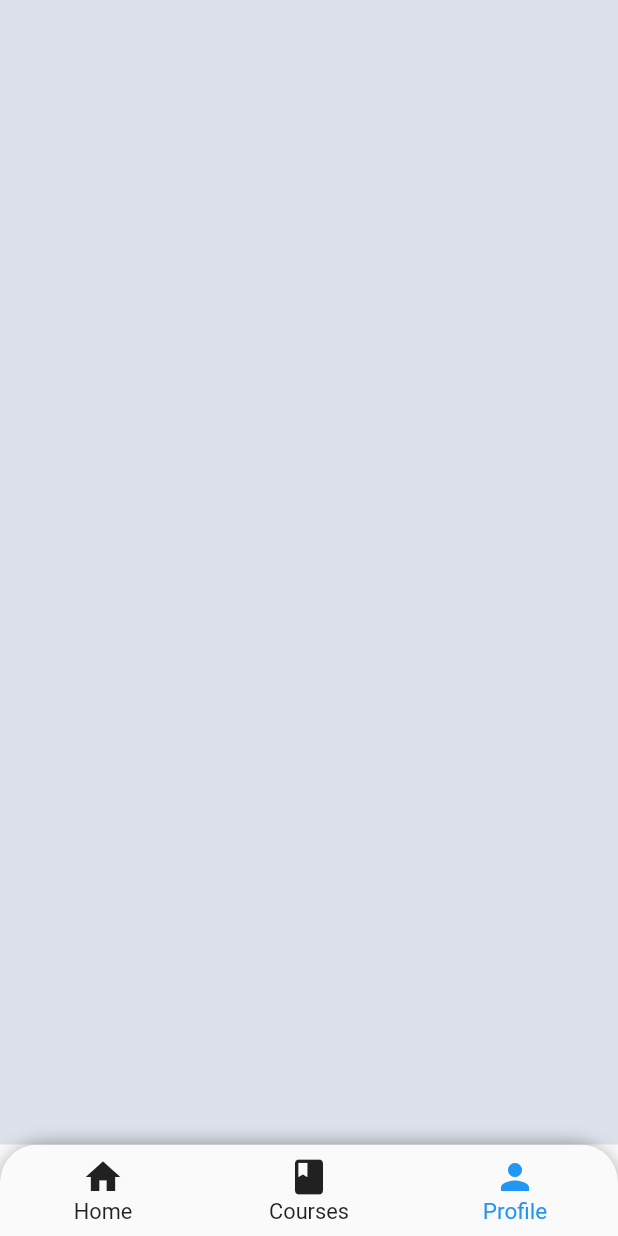
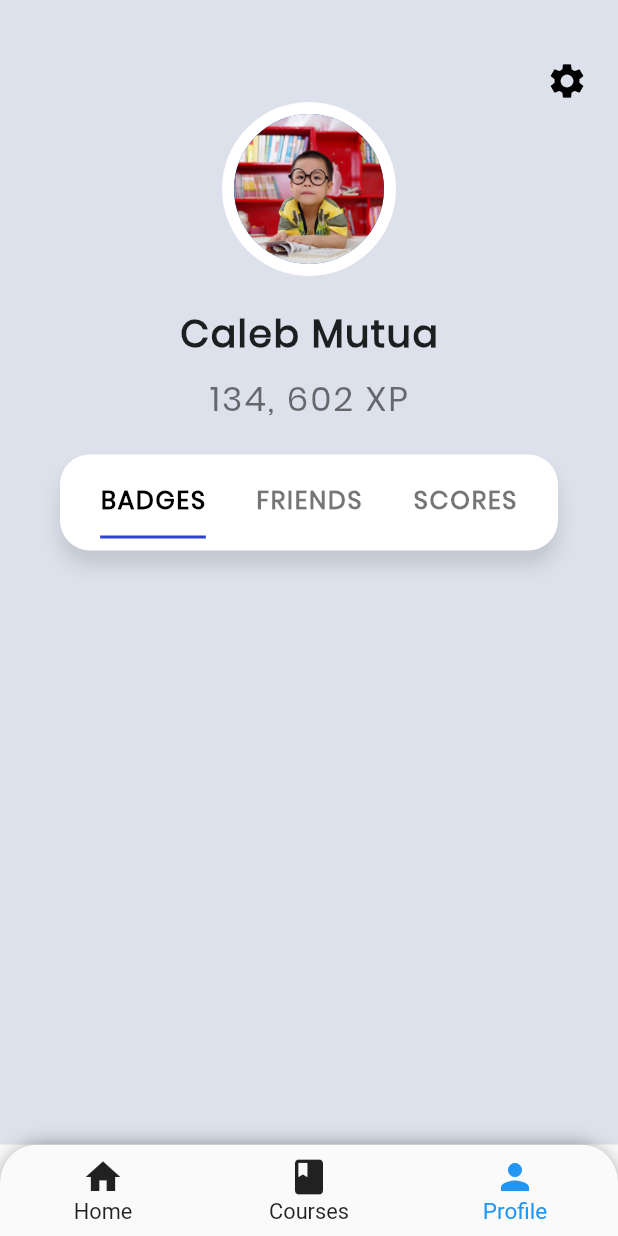
Before and after one commit to smwash/flutter_education_UI, a Flutter app: the screen it shows after launch, item 3 of the bottom bar chosen, on a phone screen of 412 x 824 dp. Run offline on Flutter 3.47's test engine with Material 2 defaults, Android fonts, the phone set to English and light mode, and no system bars.

Commit message:
tab commit

```diff
--- a/lib/screens/profile_screen.dart
+++ b/lib/screens/profile_screen.dart
@@ -6,6 +6,105 @@ class ProfileScreen extends StatelessWidget {
   Widget build(BuildContext context) {
     return Scaffold(
       backgroundColor: kBackgroundColor,
+      body: Container(
+        height: MediaQuery.of(context).size.height,
+        padding: EdgeInsets.only(top: 40.0, left: 20.0, right: 20.0),
+        child: Column(
+          children: [
+            Align(
+              alignment: Alignment.topRight,
+              child: Icon(
+                Icons.settings,
+                color: Colors.black,
+                size: 28.0,
+              ),
+            ),
+            Column(
+              children: [
+                Container(
+                  padding: EdgeInsets.all(8.0),
+                  decoration: BoxDecoration(
+                      color: Colors.white, shape: BoxShape.circle),
+                  child: CircleAvatar(
+                      radius: 50.0,
+                      backgroundImage: AssetImage('images/profile pic.jpg')),
+                ),
+                SizedBox(height: 20.0),
+                Text(
+                  'Caleb Mutua',
+                  style: TextStyle(
+                    fontSize: 25.0,
+                    letterSpacing: 1.2,
+                    fontWeight: FontWeight.bold,
+                    fontFamily: 'Poppins',
+                  ),
+                ),
+                SizedBox(height: 8.0),
+                Text(
+                  '134, 602 XP',
+                  style: TextStyle(
+                    fontSize: 23.0,
+                    letterSpacing: 1.4,
+                    fontWeight: FontWeight.w500,
+                    color: Colors.black54,
+                    fontFamily: 'Poppins',
+                  ),
+                ),
+              ],
+            ),
+            SizedBox(height: 20.0),
+            TabCont(),
+          ],
+        ),
+      ),
     );
   }
 }
+
+class TabCont extends StatefulWidget {
+  @override
+  _TabContState createState() => _TabContState();
+}
+
+class _TabContState extends State<TabCont> with SingleTickerProviderStateMixin {
+  TabController _tabController;
+
+  @override
+  void initState() {
+    super.initState();
+    _tabController = TabController(length: 3, vsync: this);
+  }
+
+  @override
+  Widget build(BuildContext context) {
+    return Container(
+      margin: EdgeInsets.only(right: 20.0, left: 20.0, bottom: 10.0),
+      padding: EdgeInsets.symmetric(vertical: 8.0, horizontal: 10.0),
+      decoration: BoxDecoration(
+        color: Colors.white,
+        borderRadius: BorderRadius.circular(20.0),
+        boxShadow: [
+          BoxShadow(
+              color: Colors.black12, offset: Offset(0, 10), blurRadius: 10),
+        ],
+      ),
+      child: TabBar(
+          labelStyle: TextStyle(
+              fontSize: 16.5,
+              fontFamily: 'Poppins',
+              letterSpacing: 1.2,
+              fontWeight: FontWeight.w700),
+          unselectedLabelColor: Colors.black54,
+          labelColor: Colors.black,
+          indicatorColor: kPrimaryColor,
+          indicatorSize: TabBarIndicatorSize.label,
+          labelPadding: EdgeInsets.symmetric(horizontal: 2.0),
+          controller: _tabController,
+          tabs: [
+            Tab(text: 'BADGES'),
+            Tab(text: 'FRIENDS'),
+            Tab(text: 'SCORES'),
+          ]),
+    );
+  }
+}
```
